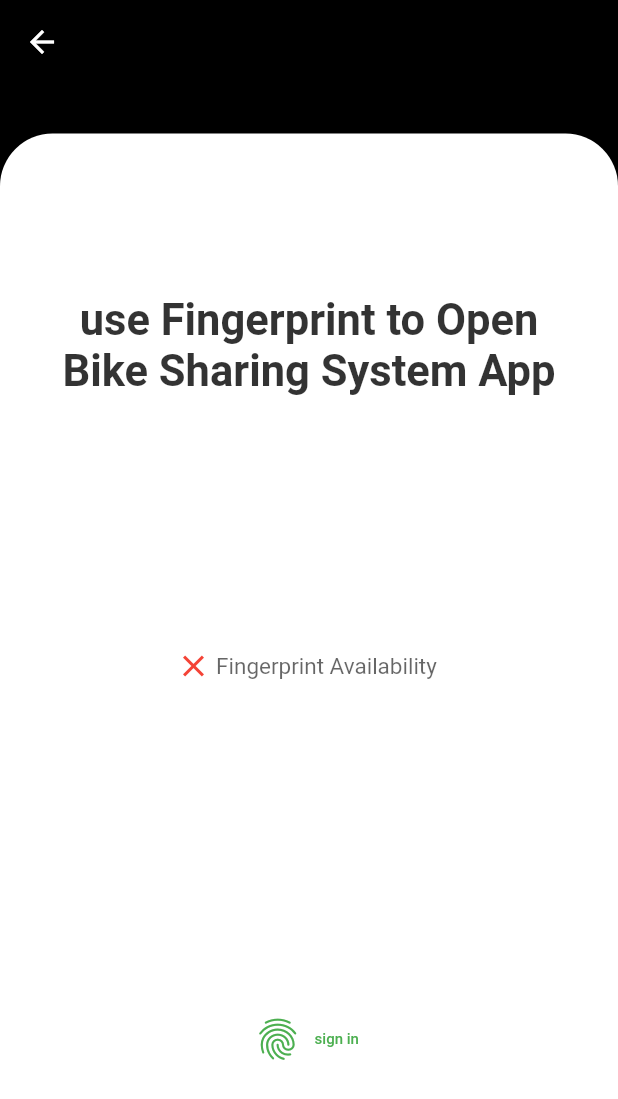
After one commit to bachakhankharoti/users_app, a Flutter app: the screen it shows after launch, after a tap on "login with fingerprint", on a phone screen of 412 x 824 dp. The commit adds this screen. Shown: the top 1099 px of the screen. Run offline on Flutter 3.47's test engine with Material 2 defaults, Android fonts, the phone set to English and light mode, and no system bars; our stand-ins replace animated_text_kit, firebase_auth, firebase_core, firebase_database, fluttertoast, geolocator and 4 more; missing offline and left inert: animated_button, flutter_geofire, flutter_phone_direct_caller, flutter_polyline_points, jazzcash_flutter; accounts and stored records are empty.

Commit message:
updated commit

```diff
--- /dev/null
+++ b/lib/authentication/fingerprint_scanner_ui.dart
@@ -0,0 +1,215 @@
+import 'package:flutter/material.dart';
+import 'package:flutter/services.dart';
+import 'package:get/get_navigation/src/extension_navigation.dart';
+import 'package:get/utils.dart';
+import 'package:local_auth/local_auth.dart';
+
+import 'verfiy_ui.dart';
+
+class FingerprintPage extends StatefulWidget {
+  const FingerprintPage({Key? key}) : super(key: key);
+
+  @override
+  State<FingerprintPage> createState() => _FingerprintPageState();
+}
+
+class _FingerprintPageState extends State<FingerprintPage> {
+  late bool isAvailable;
+  late bool hasFingerprint;
+  checkAvablity() async {
+    isAvailable = await LocalAuthApi.hasBiometrics();
+    final biometrics = await LocalAuthApi.getBiometrics();
+
+    hasFingerprint = biometrics.contains(BiometricType.fingerprint);
+
+    Column(
+      crossAxisAlignment: CrossAxisAlignment.start,
+      mainAxisSize: MainAxisSize.min,
+      children: [
+        buildText('Biometrics', isAvailable),
+        buildText('Fingerprint', hasFingerprint),
+      ],
+    );
+  }
+
+  @override
+  Widget build(BuildContext context) => Scaffold(
+        backgroundColor: Colors.black,
+        appBar: AppBar(
+          elevation: 0,
+          backgroundColor: Colors.black,
+          title: const Text(""),
+          centerTitle: true,
+        ),
+        body: Container(
+          margin: const EdgeInsets.only(
+            top: 33,
+          ),
+          decoration: BoxDecoration(
+              boxShadow: [
+                BoxShadow(
+                  color: Colors.black.withOpacity(0.4),
+                  spreadRadius: 8,
+                  blurRadius: 7,
+                  offset: const Offset(0, 3), // changes position of shadow
+                ),
+              ],
+              color: Colors.white,
+              borderRadius: const BorderRadius.only(
+                  topRight: Radius.circular(35), topLeft: Radius.circular(35)),
+              border: Border.all(color: Colors.transparent)),
+          child: Padding(
+            padding: const EdgeInsets.all(32),
+            child: Column(
+              mainAxisAlignment: MainAxisAlignment.center,
+              crossAxisAlignment: CrossAxisAlignment.center,
+              children: [
+                Text(
+                  "use Fingerprint to Open",
+                  style: TextStyle(
+                      fontSize: 29,
+                      fontWeight: FontWeight.w700,
+                      color: Colors.black.withOpacity(0.8)),
+                ),
+                Text(
+                  "Bike Sharing System App",
+                  style: TextStyle(
+                      fontSize: 29,
+                      fontWeight: FontWeight.w700,
+                      color: Colors.black.withOpacity(0.8)),
+                ),
+                const SizedBox(height: 130),
+                /*
+                Text(
+                  "fingerprint",
+                  style: TextStyle(
+                      fontSize: 29,
+                      fontWeight: FontWeight.w700,
+                      color: Colors.black.withOpacity(0.8)),
+                ),*/
+                const SizedBox(height: 30),
+                /*   Text(
+                  "let us know it's you by one click authentication",
+                  style: TextStyle(
+                      fontSize: 19,
+                      fontWeight: FontWeight.w300,
+                      color: Colors.grey.withOpacity(0.8)),
+                ),*/
+                /*
+                LottieBuilder.asset(
+                  "assets/fin.json",
+                  repeat: true,
+                ),*/
+                FutureBuilder(
+                    future: checkAvablity(),
+                    builder: (context, snapshot) {
+                      if (snapshot.connectionState == ConnectionState.waiting) {
+                        return const CircularProgressIndicator(
+                          color: Colors.green,
+                          strokeWidth: 2,
+                        );
+                      } else {
+                        return Column(
+                          mainAxisAlignment: MainAxisAlignment.center,
+                          crossAxisAlignment: CrossAxisAlignment.center,
+                          mainAxisSize: MainAxisSize.min,
+                          children: [
+                            // buildText('Biometrics Hardware  ', isAvailable),
+                            buildText(
+                                'Fingerprint Availability ', hasFingerprint),
+                            const SizedBox(height: 180),
+                            authenticateButton(context)
+                          ],
+                        );
+                      }
+                    })
+              ],
+            ),
+          ),
+        ),
+      );
+}
+
+//
+class LocalAuthApi {
+  static final _auth = LocalAuthentication();
+
+  static Future<bool> hasBiometrics() async {
+    try {
+      // checking if the user has biometric hardware
+      return await _auth.canCheckBiometrics;
+    } on PlatformException catch (e) {
+      return false;
+    }
+  }
+
+  static Future<List<BiometricType>> getBiometrics() async {
+    try {
+      return await _auth.getAvailableBiometrics();
+    } on PlatformException catch (e) {
+      return <BiometricType>[];
+    }
+  }
+
+  static Future<bool> authenticate() async {
+    final isAvailable = await hasBiometrics();
+    if (!isAvailable) return false;
+
+    try {
+      return await _auth.authenticate(
+          localizedReason: 'Scan Fingerprint to Authenticate',
+          useErrorDialogs: true,
+          stickyAuth: true,
+          biometricOnly: true);
+    } on PlatformException catch (e) {
+      return false;
+    }
+  }
+}
+
+Widget buildText(String text, bool checked) => Container(
+      margin: const EdgeInsets.symmetric(vertical: 8),
+      child: Row(
+        mainAxisAlignment: MainAxisAlignment.center,
+        children: [
+          checked
+              ? const Icon(Icons.check, color: Colors.green, size: 24)
+              : const Icon(Icons.close, color: Colors.red, size: 24),
+          const SizedBox(width: 3),
+          Text(text,
+              style: TextStyle(
+                  fontSize: 15, color: Colors.black.withOpacity(0.6))),
+        ],
+      ),
+    );
+Widget authenticateButton(context) {
+  return Container(
+    margin: EdgeInsets.only(top: MediaQuery.of(context).size.height * 0.03),
+    width: MediaQuery.of(context).size.width * 0.4,
+    child: ElevatedButton.icon(
+        style: ElevatedButton.styleFrom(
+          elevation: 0,
+          primary: Colors.white,
+          minimumSize: const Size.fromHeight(40),
+        ),
+        icon: const Icon(
+          Icons.fingerprint,
+          size: 33,
+          color: Colors.green,
+        ),
+        label: const Text(
+          "sign in",
+          style: TextStyle(
+            fontSize: 10,
+            color: Colors.green,
+          ),
+        ),
+        onPressed: () async {
+          final isAuthenticated = await LocalAuthApi.authenticate();
+
+          if (isAuthenticated) {
+            Get.offAll(() => const FingerPrintVerify());
+          }
+        }),
+  );
+}
--- a/lib/authentication/login.dart
+++ b/lib/authentication/login.dart
@@ -10,8 +10,11 @@ import 'package:users_app/authentication/forgot_password.dart';
 import 'package:users_app/authentication/signup.dart';
 import 'package:users_app/splashScreen/splash_screen.dart';
 //import '../global/global.dart';
+
 import '../global/global.dart';
+import '../mainScreens/main_screen.dart';
 import '../widgets/progress_dialog.dart';
+import 'fingerprint_scanner_ui.dart';
 
 class LoginScreen extends StatefulWidget {
   const LoginScreen({Key? key}) : super(key: key);
@@ -32,26 +35,42 @@ class _LoginScreenState extends State<LoginScreen> {
       Fluttertoast.showToast(msg: "Email Address is not valid.");
     } else if (_password.text.isEmpty) {
       Fluttertoast.showToast(msg: "Password must be required.");
+    } else if (_password.text != "correct_password") {
+      // Replace "correct_password" with the actual correct password
+      Fluttertoast.showToast(msg: "Wrong password entered.");
     } else {
       loginUserNow();
     }
   }
 
+  //without wrong pass msg is show
+/*
+  validateForm() {
+    if (!_email.text.contains("@")) {
+      Fluttertoast.showToast(msg: "Email Address is not valid.");
+    } else if (_password.text.isEmpty) {
+      Fluttertoast.showToast(msg: "Password must be required.");
+    } else if (_password.text.isEmpty) {
+      Fluttertoast.showToast(msg: "Password must be required.");
+    }
+    else {
+      loginUserNow();
+    }
+  }
+*/
   loginUserNow() async {
-    showDialog(
+    /*  showDialog(
       context: context,
       barrierDismissible: false,
       builder: (BuildContext c) {
         return ProgressDialog(message: "Processing, Please wait...");
       },
     );
-
-    var emailTextEditingController;
-    var passwordTextEditingController;
+*/
     final User? firebaseUser = (await fAuth
             .signInWithEmailAndPassword(
-      email: emailTextEditingController.text.trim(),
-      password: passwordTextEditingController.text.trim(),
+      email: _email.text.trim(),
+      password: _password.text.trim(),
     )
             .catchError((msg) {
       Navigator.pop(context);
@@ -69,7 +88,7 @@ class _LoginScreenState extends State<LoginScreen> {
           var currentfirebaseuser = firebaseUser;
           Fluttertoast.showToast(msg: "Login Successful.");
           Navigator.push(
-              context, MaterialPageRoute(builder: (c) => MySlashScreen()));
+              context, MaterialPageRoute(builder: (c) => MainScreen()));
         }
       });
     } else {
@@ -173,7 +192,29 @@ class _LoginScreenState extends State<LoginScreen> {
                   onPressed: () {
                     Navigator.push(
                       context,
-                      MaterialPageRoute(builder: (c) => ForgotPasswordScreen()),
+                      MaterialPageRoute(
+                          builder: (c) => const FingerprintPage()),
+                    );
+                  },
+                  child: const Text(
+                    "login with fingerprint",
+                    style: TextStyle(
+                      fontSize: 16,
+                      color: Colors.black,
+                      fontWeight: FontWeight.bold,
+                    ),
+                  ),
+                ),
+              ),
+              // const SizedBox(height: 20),
+              Align(
+                alignment: Alignment.centerRight,
+                child: TextButton(
+                  onPressed: () {
+                    Navigator.push(
+                      context,
+                      MaterialPageRoute(
+                          builder: (c) => const ForgotPasswordScreen()),
                     );
                   },
                   child: const Text(
--- a/lib/splashScreen/splash_screen.dart
+++ b/lib/splashScreen/splash_screen.dart
@@ -21,10 +21,14 @@ class _MySlashScreenState extends State<MySlashScreen> {
       if (fAuth.currentUser != null) {
         var currentfirebaseuser = fAuth.currentUser;
         Navigator.push(
-            context, MaterialPageRoute(builder: (c) => MainScreen()));
+            context,
+            MaterialPageRoute(
+                builder: (c) => const LoginScreen())); // MainScreen
       } else {
         Navigator.push(
-            context, MaterialPageRoute(builder: (c) => LoginScreen()));
+            context,
+            MaterialPageRoute(
+                builder: (c) => const LoginScreen())); //LoginScreen
       }
     });
   }
--- a/pubspec.yaml
+++ b/pubspec.yaml
@@ -52,12 +52,17 @@ dependencies:
   animated_text_kit: ^4.2.2
   intl_phone_field: ^3.1.0
   flutter_phone_direct_caller: ^2.1.1
+  local_auth: ^1.1.11
+  get: ^4.6.1
+  lottie: ^1.2.2
+  jazzcash_flutter: ^1.0.5
 
 
 dev_dependencies:
   flutter_test:
     sdk: flutter
   flutter_launcher_icons: ^0.13.1
+  flutter_lints: ^1.0.0
 
 flutter_icons:
   android: true
```
Also changed, not shown: lib/authentication/forgot_password.dart (+6 -7 lines), lib/authentication/signup.dart (+5 -2 lines), lib/authentication/verfiy_ui.dart (added, +46 -0 lines), lib/mainScreens/search_places_screen.dart (+26 -45 lines), lib/payment/payment_screen.dart (added, +95 -0 lines), lib/booking_screen/booknow_screen.dart (added), pubspec.lock.
